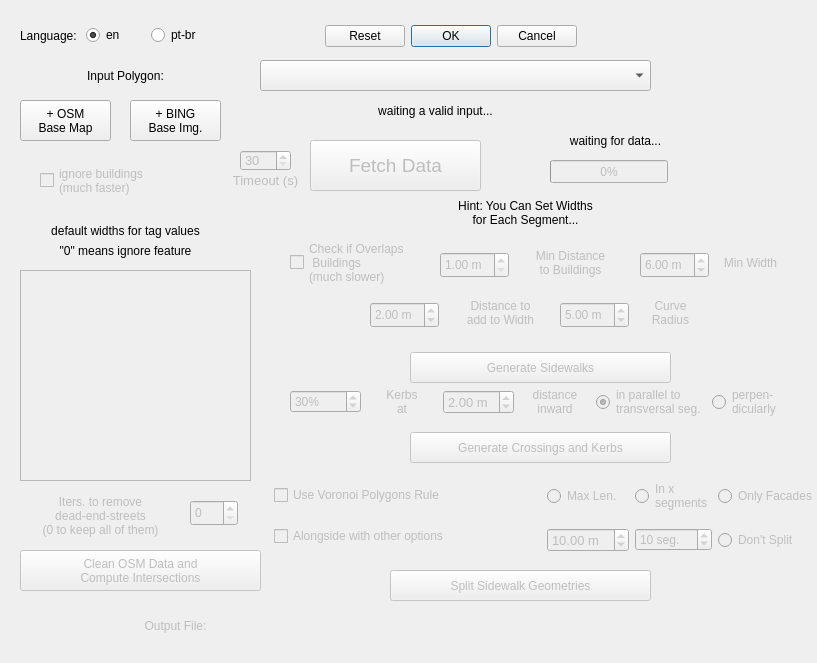
Before: the Qt Designer form osm_sidewalkreator_dialog_base.ui in kauevestena/osm_sidewalkreator, drawn with Qt 5.
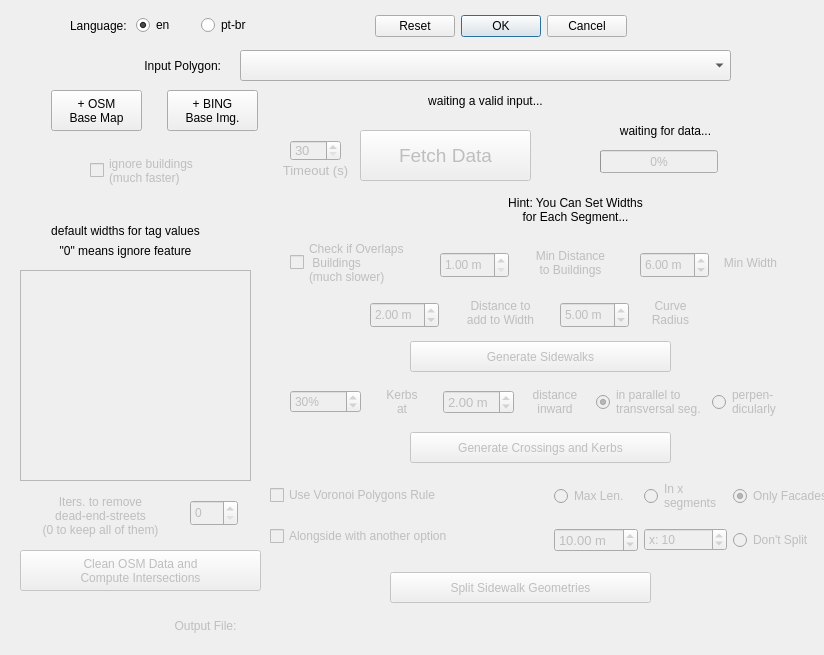
After: the same form once the commit is applied. Custom widgets are drawn as their Qt base class.

Diff of the .ui file:
```diff
--- a/osm_sidewalkreator_dialog_base.ui
+++ b/osm_sidewalkreator_dialog_base.ui
@@ -6,8 +6,8 @@
    <rect>
     <x>0</x>
     <y>0</y>
-    <width>817</width>
-    <height>663</height>
+    <width>824</width>
+    <height>655</height>
    </rect>
   </property>
   <property name="windowTitle">
@@ -19,8 +19,8 @@
    </property>
    <property name="geometry">
     <rect>
-     <x>320</x>
-     <y>20</y>
+     <x>370</x>
+     <y>10</y>
      <width>261</width>
      <height>32</height>
     </rect>
@@ -38,8 +38,8 @@
   <widget class="QWidget" name="horizontalLayoutWidget">
    <property name="geometry">
     <rect>
-     <x>20</x>
-     <y>20</y>
+     <x>70</x>
+     <y>10</y>
      <width>191</width>
      <height>31</height>
     </rect>
@@ -89,9 +89,9 @@
   <widget class="QLabel" name="input_pol_label">
    <property name="geometry">
     <rect>
-     <x>30</x>
-     <y>60</y>
-     <width>191</width>
+     <x>120</x>
+     <y>50</y>
+     <width>101</width>
      <height>31</height>
     </rect>
    </property>
@@ -99,15 +99,15 @@
     <string>Input Polygon:</string>
    </property>
    <property name="alignment">
-    <set>Qt::AlignCenter</set>
+    <set>Qt::AlignRight|Qt::AlignTrailing|Qt::AlignVCenter</set>
    </property>
   </widget>
   <widget class="QgsMapLayerComboBox" name="input_layer_selector">
    <property name="geometry">
     <rect>
-     <x>260</x>
-     <y>60</y>
-     <width>391</width>
+     <x>240</x>
+     <y>50</y>
+     <width>491</width>
      <height>31</height>
     </rect>
    </property>
@@ -134,7 +134,7 @@
    </property>
    <property name="geometry">
     <rect>
-     <x>110</x>
+     <x>140</x>
      <y>610</y>
      <width>131</width>
      <height>31</height>
@@ -153,8 +153,8 @@
    </property>
    <property name="geometry">
     <rect>
-     <x>310</x>
-     <y>140</y>
+     <x>360</x>
+     <y>130</y>
      <width>171</width>
      <height>51</height>
     </rect>
@@ -171,8 +171,8 @@
   <widget class="QLabel" name="input_status">
    <property name="geometry">
     <rect>
-     <x>320</x>
-     <y>100</y>
+     <x>370</x>
+     <y>90</y>
      <width>231</width>
      <height>21</height>
     </rect>
@@ -187,8 +187,8 @@
   <widget class="QLabel" name="input_status_of_data">
    <property name="geometry">
     <rect>
-     <x>530</x>
-     <y>130</y>
+     <x>580</x>
+     <y>120</y>
      <width>171</width>
      <height>21</height>
     </rect>
@@ -324,7 +324,7 @@
    <property name="geometry">
     <rect>
      <x>410</x>
-     <y>352</y>
+     <y>341</y>
      <width>261</width>
      <height>31</height>
     </rect>
@@ -348,8 +348,8 @@
   <widget class="QLabel" name="widths_hint">
    <property name="geometry">
     <rect>
-     <x>380</x>
-     <y>192</y>
+     <x>430</x>
+     <y>189</y>
      <width>291</width>
      <height>41</height>
     </rect>
@@ -415,8 +415,8 @@
    </property>
    <property name="geometry">
     <rect>
-     <x>40</x>
-     <y>160</y>
+     <x>90</x>
+     <y>150</y>
      <width>161</width>
      <height>41</height>
     </rect>
@@ -497,8 +497,8 @@
    </property>
    <property name="geometry">
     <rect>
-     <x>550</x>
-     <y>160</y>
+     <x>600</x>
+     <y>150</y>
      <width>118</width>
      <height>23</height>
     </rect>
@@ -660,8 +660,8 @@
   <widget class="QPushButton" name="add_osm_basemap">
    <property name="geometry">
     <rect>
-     <x>20</x>
-     <y>100</y>
+     <x>51</x>
+     <y>90</y>
      <width>91</width>
      <height>41</height>
     </rect>
@@ -674,8 +674,8 @@
   <widget class="QPushButton" name="add_bing_base">
    <property name="geometry">
     <rect>
-     <x>130</x>
-     <y>100</y>
+     <x>167</x>
+     <y>90</y>
      <width>91</width>
      <height>41</height>
     </rect>
@@ -757,7 +757,7 @@
    <property name="geometry">
     <rect>
      <x>390</x>
-     <y>570</y>
+     <y>572</y>
      <width>261</width>
      <height>31</height>
     </rect>
@@ -917,8 +917,8 @@
    </property>
    <property name="geometry">
     <rect>
-     <x>240</x>
-     <y>150</y>
+     <x>290</x>
+     <y>140</y>
      <width>51</width>
      <height>21</height>
     </rect>
@@ -944,8 +944,8 @@
    </property>
    <property name="geometry">
     <rect>
-     <x>230</x>
-     <y>170</y>
+     <x>280</x>
+     <y>160</y>
      <width>71</width>
      <height>21</height>
     </rect>
@@ -965,9 +965,9 @@
   <widget class="QWidget" name="horizontalLayoutWidget_2">
    <property name="geometry">
     <rect>
-     <x>274</x>
+     <x>270</x>
      <y>470</y>
-     <width>543</width>
+     <width>562</width>
      <height>91</height>
     </rect>
    </property>
@@ -990,7 +990,7 @@
          <bool>false</bool>
         </property>
         <property name="text">
-         <string>Alongside with other options</string>
+         <string>Alongside with another option</string>
         </property>
        </widget>
       </item>
@@ -1027,6 +1027,9 @@
         <property name="text">
          <string>Only Facades</string>
         </property>
+        <property name="checked">
+         <bool>true</bool>
+        </property>
        </widget>
       </item>
       <item row="1" column="2">
@@ -1045,7 +1048,10 @@
          <bool>false</bool>
         </property>
         <property name="suffix">
-         <string> seg.</string>
+         <string/>
+        </property>
+        <property name="prefix">
+         <string>x: </string>
         </property>
         <property name="minimum">
          <number>2</number>
```
Left out of the diff: 14 changed lines with no effect on the pictures.
